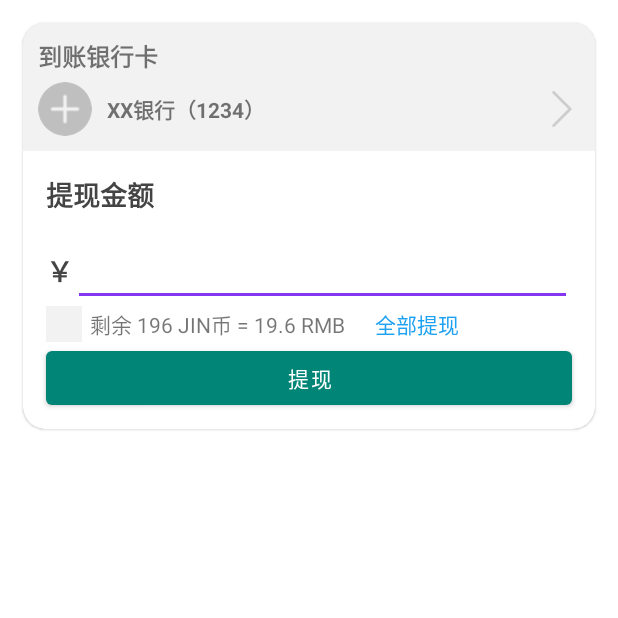
After one commit to systemanalyse/raiseMoney, an Android app: the WithdrawActivity screen opened directly, with no data from a screen before it, on a phone screen of 412 x 824 dp, the top half of it. The commit adds this screen. Run offline under Robolectric (Android 15) with nearby library versions, the light colour scheme and no system bars; our stand-ins replace CircleImageView.

Commit message:
add wallet activity

```diff
--- a/RaiseMoney/client/Jingle/app/src/main/AndroidManifest.xml
+++ b/RaiseMoney/client/Jingle/app/src/main/AndroidManifest.xml
@@ -26,7 +26,9 @@
     <activity android:name=".ui.activity.CertificationActivity" />
     <activity android:name=".ui.activity.ProfileSettingActivity" />
     <activity android:name=".ui.activity.SponsorListActivity" />
-    <activity android:name=".ui.activity.AcceptListActivity"></activity>
+    <activity android:name=".ui.activity.AcceptListActivity" />
+    <activity android:name=".ui.activity.wallet.WalletActivity" />
+    <activity android:name=".ui.activity.wallet.WithdrawActivity"></activity>
   </application>
 
 </manifest>
--- a/RaiseMoney/client/Jingle/app/src/main/java/com/carolsum/jingle/MainActivity.java
+++ b/RaiseMoney/client/Jingle/app/src/main/java/com/carolsum/jingle/MainActivity.java
@@ -15,6 +15,7 @@ import com.carolsum.jingle.ui.activity.HomeActivity;
 import com.carolsum.jingle.ui.activity.NotificationActivity;
 import com.carolsum.jingle.ui.activity.RegisterActivity;
 import com.carolsum.jingle.ui.activity.SponsorListActivity;
+import com.carolsum.jingle.ui.activity.wallet.WalletActivity;
 
 import org.greenrobot.eventbus.EventBus;
 
@@ -76,7 +77,7 @@ public class MainActivity extends AppCompatActivity {
 
     @OnClick(R.id.notification_btn)
     public void gotoNotification() {
-      Intent intent = new Intent(MainActivity.this, AcceptListActivity.class);
+      Intent intent = new Intent(MainActivity.this, WalletActivity.class);
       startActivity(intent);
     }
 
--- /dev/null
+++ b/RaiseMoney/client/Jingle/app/src/main/java/com/carolsum/jingle/ui/activity/wallet/WithdrawActivity.java
@@ -0,0 +1,15 @@
+package com.carolsum.jingle.ui.activity.wallet;
+
+import android.support.v7.app.AppCompatActivity;
+import android.os.Bundle;
+
+import com.carolsum.jingle.R;
+
+public class WithdrawActivity extends AppCompatActivity {
+
+  @Override
+  protected void onCreate(Bundle savedInstanceState) {
+    super.onCreate(savedInstanceState);
+    setContentView(R.layout.activity_withdraw);
+  }
+}
--- /dev/null
+++ b/RaiseMoney/client/Jingle/app/src/main/res/layout/activity_withdraw.xml
@@ -0,0 +1,143 @@
+<?xml version="1.0" encoding="utf-8"?>
+<android.support.constraint.ConstraintLayout xmlns:android="http://schemas.android.com/apk/res/android"
+  xmlns:app="http://schemas.android.com/apk/res-auto"
+  xmlns:tools="http://schemas.android.com/tools"
+  android:layout_width="match_parent"
+  android:layout_height="match_parent"
+  tools:context=".ui.activity.wallet.WithdrawActivity">
+
+  <android.support.design.card.MaterialCardView
+    app:layout_constraintTop_toTopOf="parent"
+    android:layout_margin="15dp"
+    android:layout_width="match_parent"
+    android:layout_height="wrap_content"
+    app:cardCornerRadius="15dp"
+    >
+
+    <LinearLayout
+      android:layout_width="match_parent"
+      android:layout_height="wrap_content"
+      android:orientation="vertical">
+
+      <LinearLayout
+        android:layout_width="match_parent"
+        android:layout_height="wrap_content"
+        android:orientation="vertical"
+        android:padding="10dp"
+        android:background="@color/light_gray">
+
+        <TextView
+          android:layout_width="wrap_content"
+          android:layout_height="wrap_content"
+          android:text="到账银行卡"
+          android:textStyle="bold"
+          android:textSize="16dp"/>
+
+        <LinearLayout
+          android:layout_width="match_parent"
+          android:layout_height="wrap_content"
+          android:orientation="horizontal"
+          android:layout_marginTop="5dp">
+
+          <de.hdodenhof.circleimageview.CircleImageView
+            android:layout_width="36dp"
+            android:layout_height="36dp"
+            android:src="@drawable/publish"/>
+
+          <TextView
+            android:layout_width="0dp"
+            android:layout_weight="1"
+            android:layout_height="wrap_content"
+            android:text="XX银行（1234）"
+            android:textStyle="bold"
+            android:layout_marginLeft="10dp"
+            android:layout_gravity="center_vertical"/>
+
+          <ImageView
+            android:layout_width="24dp"
+            android:layout_height="36dp"
+            android:src="@drawable/next"/>
+
+        </LinearLayout>
+
+      </LinearLayout>
+
+      <TextView
+        android:layout_width="match_parent"
+        android:layout_height="wrap_content"
+        android:text="提现金额"
+        android:textSize="18dp"
+        android:textColor="#444"
+        android:textStyle="bold"
+        android:layout_margin="15dp"/>
+
+
+      <LinearLayout
+        android:layout_width="match_parent"
+        android:layout_height="wrap_content"
+        android:orientation="horizontal"
+        android:layout_marginLeft="15dp"
+        android:layout_marginRight="15dp">
+
+        <TextView
+          android:layout_width="wrap_content"
+          android:layout_height="wrap_content"
+          android:text="￥"
+          android:textSize="18dp"
+          android:textColor="#444"
+          android:textStyle="bold"
+          />
+
+        <android.support.design.widget.TextInputEditText
+          android:id="@+id/withdraw_number"
+          android:layout_width="match_parent"
+          android:layout_height="wrap_content"
+          android:inputType="numberDecimal"/>
+
+      </LinearLayout>
+
+      <LinearLayout
+        android:layout_width="match_parent"
+        android:layout_height="wrap_content"
+        android:orientation="horizontal"
+        android:layout_marginLeft="15dp"
+        android:layout_marginRight="15dp">
+
+        <View
+          android:layout_width="24dp"
+          android:layout_height="24dp"
+          android:background="@color/light_gray"/>
+
+        <TextView
+          android:id="@+id/withdraw_user_deposit"
+          android:layout_width="wrap_content"
+          android:layout_height="wrap_content"
+          android:layout_marginLeft="5dp"
+          android:text="剩余 196 JIN币 = 19.6 RMB"
+          android:layout_gravity="center_vertical"/>
+
+        <TextView
+          android:id="@+id/withdraw_all_btn"
+          android:layout_width="wrap_content"
+          android:layout_height="wrap_content"
+          android:layout_gravity="center_vertical"
+          android:layout_marginLeft="20dp"
+          android:textColor="@color/twitter_blue"
+          android:text="全部提现"/>
+
+      </LinearLayout>
+
+      <android.support.design.button.MaterialButton
+        android:id="@+id/withdraw_button"
+        android:layout_width="match_parent"
+        android:layout_height="wrap_content"
+        android:layout_marginLeft="15dp"
+        android:layout_marginRight="15dp"
+        android:text="提现"
+        android:layout_marginBottom="10dp"/>
+
+    </LinearLayout>
+
+  </android.support.design.card.MaterialCardView>
+
+</android.support.constraint.ConstraintLayout>
```
Also changed, not shown: RaiseMoney/client/Jingle/app/src/main/java/com/carolsum/jingle/ui/activity/wallet/WalletActivity.java (added, +45 -0 lines), RaiseMoney/client/Jingle/app/src/main/res/layout/activity_wallet.xml (added, +87 -0 lines).
